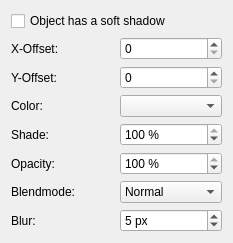
First picture: the form in scribus/ui/propertiespalette_shadowbase.ui, repository scribusproject/scribus, before the edit.
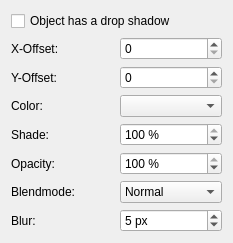
Second picture: the form after the edit. Custom widgets are drawn as their Qt base class.

Commit message: Fixed Bug #12014: Rename "Soft Shadow" to "Drop Shadow" in the PP

```diff
--- a/scribus/ui/propertiespalette_shadowbase.ui
+++ b/scribus/ui/propertiespalette_shadowbase.ui
@@ -17,7 +17,7 @@
    <item>
     <widget class="QCheckBox" name="hasSoftShadow">
      <property name="text">
-      <string>Object has a soft shadow</string>
+      <string>Object has a drop shadow</string>
      </property>
     </widget>
    </item>
```
The commit also changes 1 other file.
